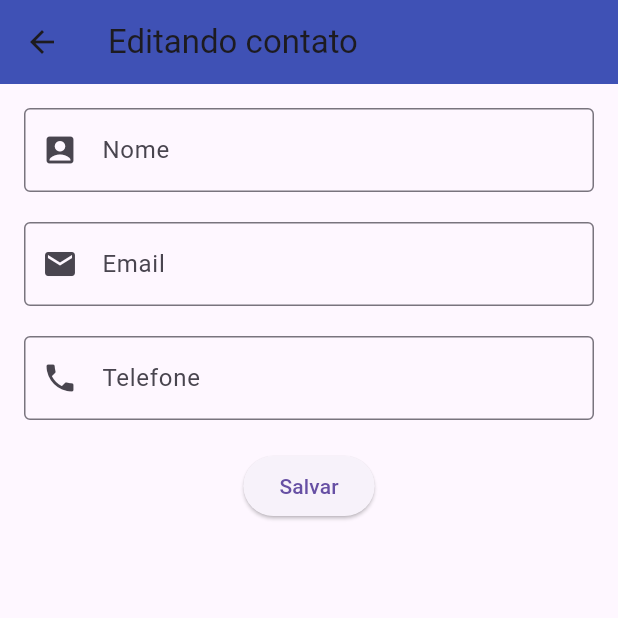
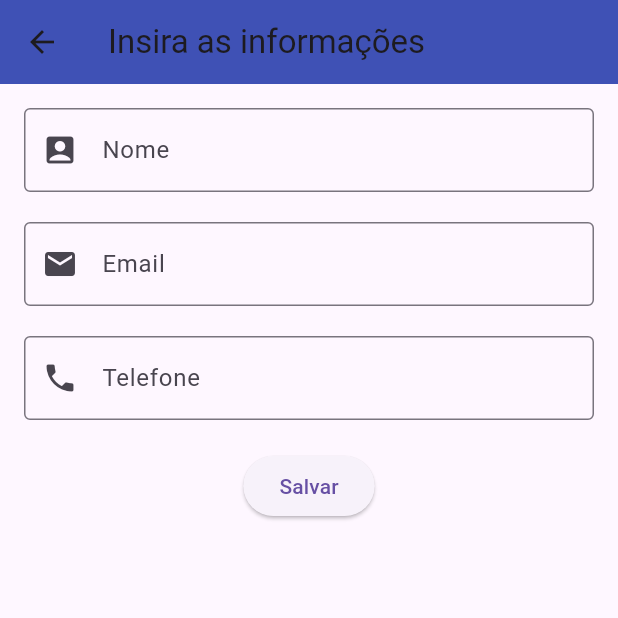
Before and after one commit to allyof/CRUD_PI, a Flutter app: the screen it shows after launch, after a tap on the "delete" icon, after a tap on "ADD", on a phone screen of 412 x 824 dp, the top half of it. Run offline on Flutter 3.47's test engine with Material 3 defaults, Android fonts, the phone set to English and light mode, and no system bars; our stand-ins replace flutter_masked_text2, sqflite; accounts and stored records are empty.

Commit message:
atualização do editor

```diff
--- a/lib/components/EditarContato.dart
+++ b/lib/components/EditarContato.dart
@@ -38,7 +38,7 @@ class _EditarContatoState extends State<EditarContato> {
   @override
   Widget build(BuildContext context) {
     return Scaffold(
-        appBar: AppBar(title: Text('Editando contato')),
+        appBar: AppBar(title: Text('Insira as informações')),
         body: Padding(
             padding: const EdgeInsets.all(16.0),
             child: Form(
--- a/lib/components/user_home.dart
+++ b/lib/components/user_home.dart
@@ -86,6 +86,7 @@ class _UserHomeState extends State<UserHome> {
                         title: Text(contato.nome),
                         subtitle: Text(
                             'Email: ${contato.email}\nTelefone: ${contato.telefone}'),
+                        // ontap para abrir a pagina do contato => construir
                         trailing: Row(
                           mainAxisSize: MainAxisSize.min,
                           children: <Widget>[
@@ -125,7 +126,7 @@ class _UserHomeState extends State<UserHome> {
                                     ),
                                   );
                                   _refreshContatos();
-                                })
+                                }) // contato deletado
                           ],
                         ),
                       ),
```
